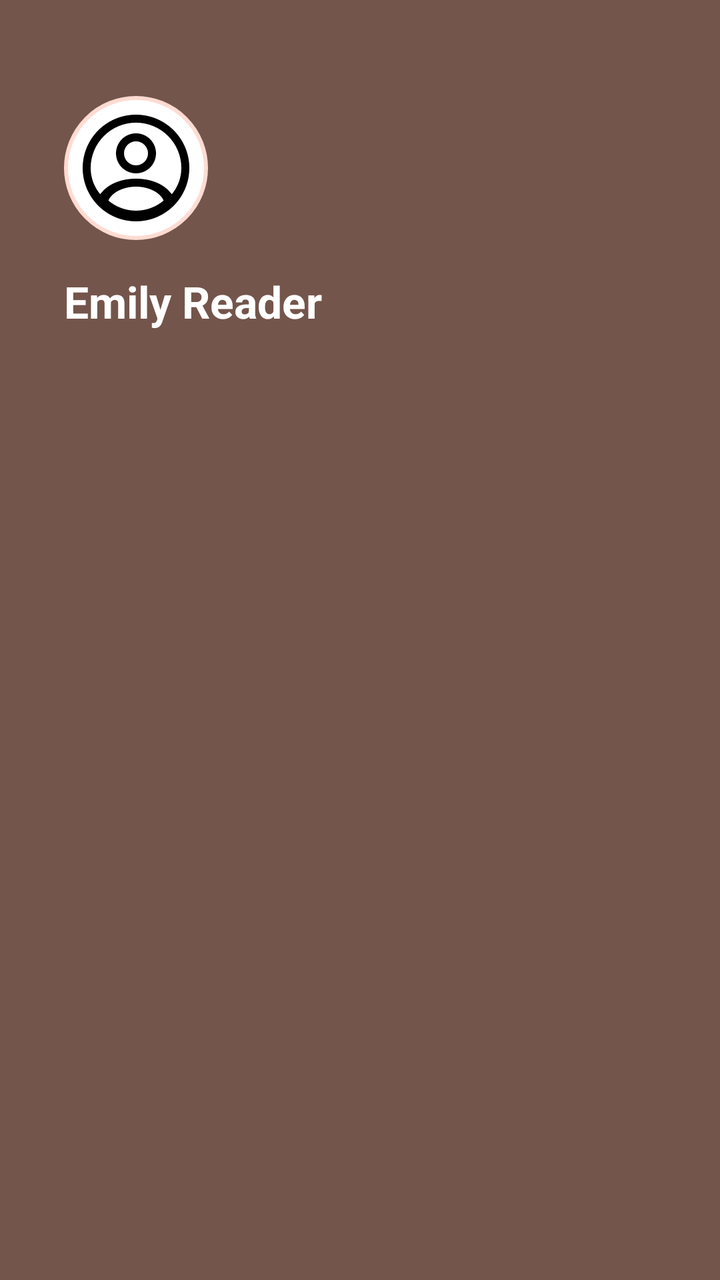
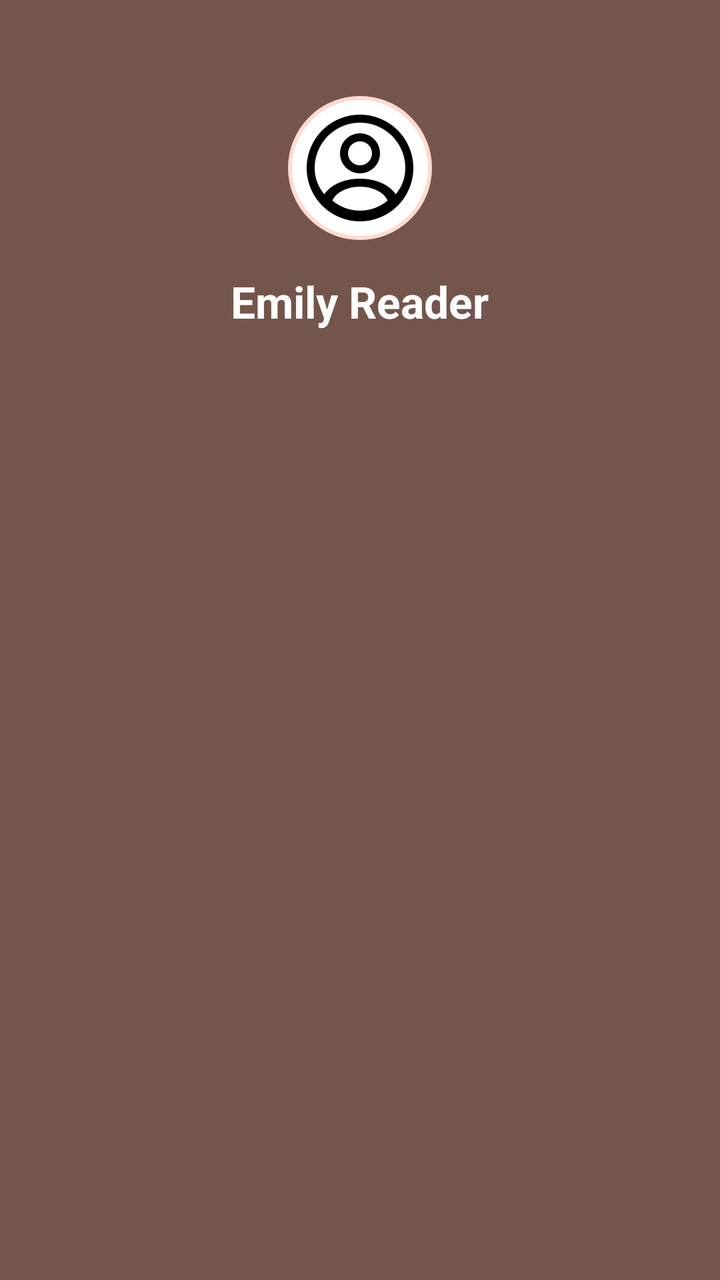

Before-and-after screenshots of an Android layout around one commit, followed by the original layout XML and the change that was made.
<!-- AndroidManifest.xml: application theme Theme.Bookify -->
<!-- res/layout/layout_menu_header.xml -->
<?xml version="1.0" encoding="utf-8"?>
<LinearLayout xmlns:android="http://schemas.android.com/apk/res/android"
    xmlns:app="http://schemas.android.com/apk/res-auto"
    android:layout_width="match_parent"
    android:layout_height="wrap_content"
    android:orientation="vertical"
    android:paddingStart="32dp"
    android:paddingTop="48dp"
    android:paddingEnd="32dp"
    android:paddingBottom="32dp"
    android:background="@color/brown_bold">

    <LinearLayout
        android:layout_width="match_parent"
        android:layout_height="wrap_content"
        android:orientation="vertical"
        android:layout_gravity="start">

        <FrameLayout
            android:layout_width="wrap_content"
            android:layout_height="wrap_content"
            android:background="@drawable/bg_menu_avatar_border"
            android:layout_marginBottom="16dp">

            <com.google.android.material.imageview.ShapeableImageView
                android:id="@+id/imgMenuAvatar"
                android:layout_width="64dp"
                android:layout_height="64dp"
                android:src="@drawable/ic_menu_avatar_placeholder"
                android:scaleType="centerCrop"
                app:shapeAppearanceOverlay="@style/ShapeAppearance.Material3.Corner.Full" />
        </FrameLayout>

        <TextView
            android:id="@+id/txtMenuUserName"
            android:layout_width="wrap_content"
            android:layout_height="wrap_content"
            android:text="@string/profile_name"
            android:textSize="22sp"
            android:textStyle="bold"
            android:textColor="@color/white"/>
    </LinearLayout>
    
</LinearLayout>
<!-- resources referenced by this layout -->
<resources>
  <color name="brown_bold">#74554b</color>
  <color name="white">#FFFFFFFF</color>
  <!-- drawable bg_menu_avatar_border (drawable) -->
  <?xml version="1.0" encoding="utf-8"?>
  <shape xmlns:android="http://schemas.android.com/apk/res/android"
      android:shape="oval">
      <stroke android:width="2dp" android:color="@color/primary_fixed" />
      <solid android:color="@color/surface_container_lowest" />
      <padding android:bottom="4dp" android:left="4dp" android:right="4dp" android:top="4dp"/>
  </shape>
  <!-- drawable ic_menu_avatar_placeholder (drawable) -->
  <vector xmlns:android="http://schemas.android.com/apk/res/android"
      android:width="24dp"
      android:height="24dp"
      android:viewportWidth="24"
      android:viewportHeight="24">
      <path
          android:fillColor="#FF000000"
          android:pathData="M12,2C6.48,2 2,6.48 2,12s4.48,10 10,10s10,-4.48 10,-10S17.52,2 12,2zM12,20c-1.96,0 -3.75,-0.71 -5.18,-1.89C7.45,16.59 9.61,15.5 12,15.5s4.55,1.09 5.18,2.61C15.75,19.29 13.96,20 12,20zM18.7,16.92c-1.3,-1.82 -3.74,-2.92 -6.7,-2.92s-5.4,1.1 -6.7,2.92C4.16,15.57 3.5,13.86 3.5,12c0,-4.69 3.81,-8.5 8.5,-8.5s8.5,3.81 8.5,8.5C20.5,13.86 19.84,15.57 18.7,16.92zM12,5.5c-2.07,0 -3.75,1.68 -3.75,3.75S9.93,13 12,13s3.75,-1.68 3.75,-3.75S14.07,5.5 12,5.5zM12,11.5c-1.24,0 -2.25,-1.01 -2.25,-2.25S10.76,7 12,7s2.25,1.01 2.25,2.25S13.24,11.5 12,11.5z"/>
  </vector>
  <string name="profile_name">Emily Reader</string>
  <style name="Theme.Bookify" parent="Base.Theme.Bookify" />
  <color name="primary_fixed">#FFDBD1</color>
  <color name="surface_container_lowest">#FFFFFF</color>
  <style name="Base.Theme.Bookify" parent="Theme.Material3.DayNight.NoActionBar">
          
          
      </style>
</resources>

<!-- the commit's change to res/layout/layout_menu_header.xml (unified diff, before → after) -->
@@ -14,7 +14,7 @@
         android:layout_width="match_parent"
         android:layout_height="wrap_content"
         android:orientation="vertical"
-        android:layout_gravity="start">
+        android:gravity="center_horizontal">
 
         <FrameLayout
             android:layout_width="wrap_content"
